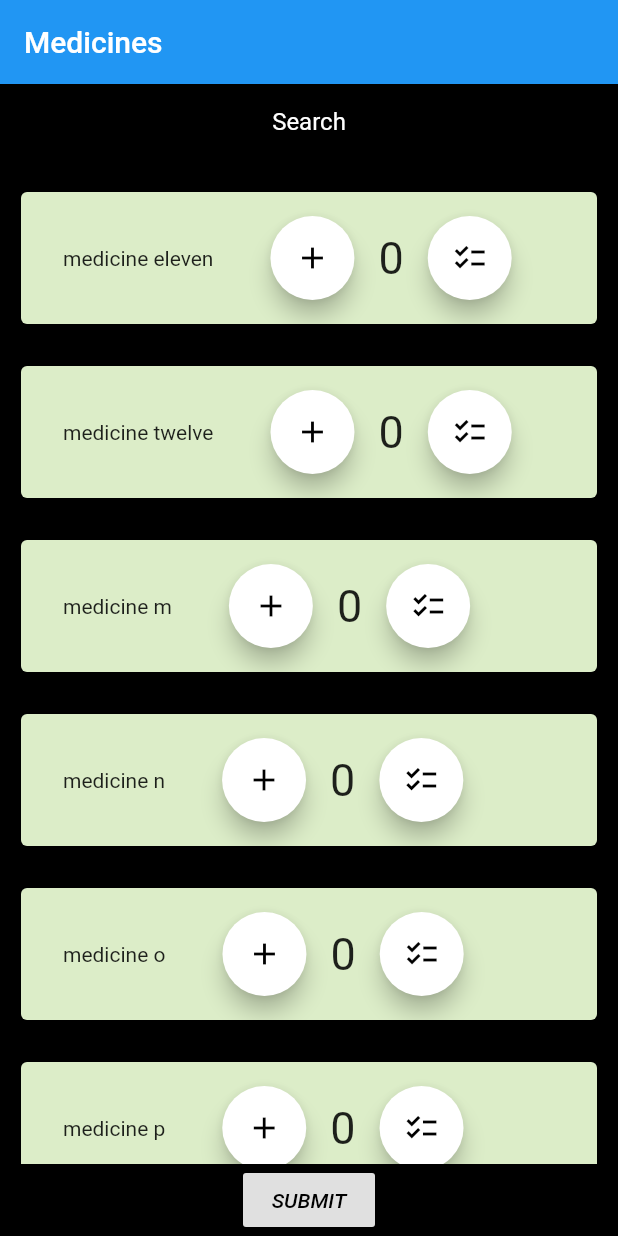
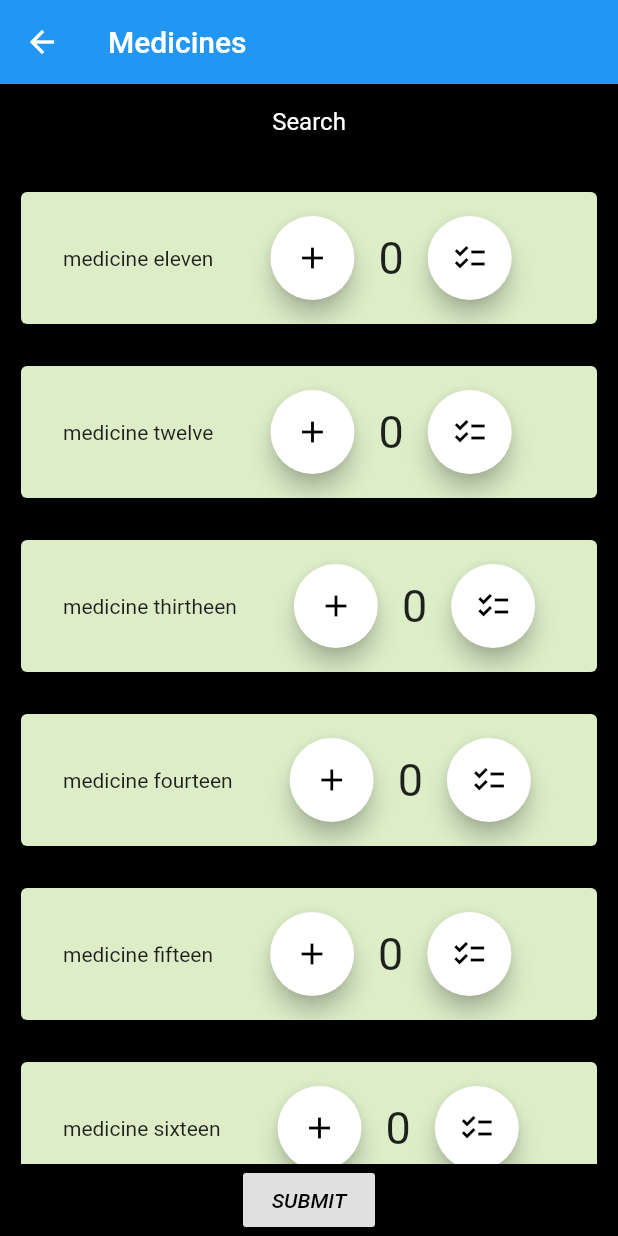
Before and after one commit to dharshini28/flutterfirebase, a Flutter app: the Home screen opened directly, scrolled down 1152 dp, after a tap on "SUBMIT", on a phone screen of 412 x 824 dp. Run offline on Flutter 3.47's test engine with Material 2 defaults, Android fonts, the phone set to English and light mode, and no system bars; our stand-ins replace firebase_database; accounts and stored records are empty.

Commit message:
second commit

```diff
--- a/lib/list of medicines.dart
+++ b/lib/list of medicines.dart
@@ -51,12 +51,11 @@ class _HomeState extends State<Home> {
       'medicine ten',
       'medicine eleven',
       'medicine twelve',
-      'medicine m',
-      'medicine n',
-      'medicine o',
-      'medicine p',
-      'medicine q',
-      'medicine r'
+      'medicine thirtheen',
+      'medicine fourteen',
+      'medicine fifteen',
+      'medicine sixteen',
+      'medicine seventeen',
     ];
   }
 
@@ -217,6 +216,9 @@ class _HomeState extends State<Home> {
       if (medicines[index].toLowerCase().contains(_query.toLowerCase())) {
         _filterList.add(medicines[index]);
         _counter1.add(_counter[index]);
+        dbref.child("pharmacy name").set({
+          _filterList[index]:_counter[index],
+        });
       }
     }
     return _createFilteredListView();
@@ -250,7 +252,8 @@ class _HomeState extends State<Home> {
                           bottom: 10,
                         ),
                         child: Column(children: <Widget>[
-                          Center(child: Text("${_filterList[index]}"),
+                          Center(child: Text("${_filterList[index]}"
+                          ),
                           )
                         ],),
                       ),
@@ -300,10 +303,4 @@ class _HomeState extends State<Home> {
     );
   }
 
-
-  void writedata() {
-    dbref.child("medical shop name").set({
-      'dbnc':'cdn ',
-      'cdn ':'nx '
-    });}
 }
--- a/lib/screens/places_screen.dart
+++ b/lib/screens/pharmacies_in_city.dart
@@ -46,7 +46,7 @@ class PlacesScreenState extends State<PlacesScreen> {
             onTap: () {
               Navigator.push(
                 context,
-                MaterialPageRoute(builder: (context) {  return UserRoute();}),
+                MaterialPageRoute(builder: (context) {  return Home();}),
               );
             },
             title: new Text(
--- a/lib/services/place_service.dart
+++ b/lib/services/place_service.dart
@@ -13,7 +13,7 @@ class PlacesService {
   }
 
   final String searchUrl =
-      "https://maps.googleapis.com/maps/api/place/textsearch/json?query=pharmacies+in+Chennai&key=AIzaSyDHbiprzQ91QSf4K9cFlvf6OBU-xboerx8";
+      "https://maps.googleapis.com/maps/api/place/textsearch/json?query=pharmacies+in+Chennai&key=AIzaSyCJkgrtKxjEDCwmTbEU0dOaiNOUlIlBFyo";
 
   Future<List<Place>> getTextSearch() async {
     var reponse =
```
Also changed, not shown: lib/main.dart (+6 -7 lines).
